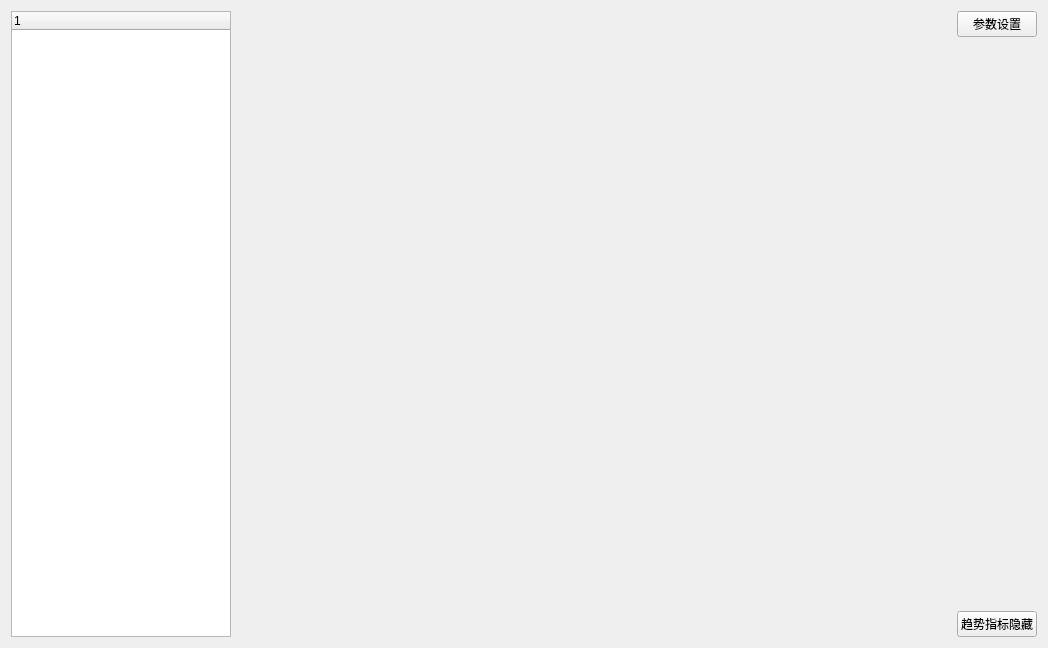
This is ChartDemo/ChartDemo.ui in C4C46/QwtChart_cpx as Qt 5 draws it before an edit. The edited form follows.
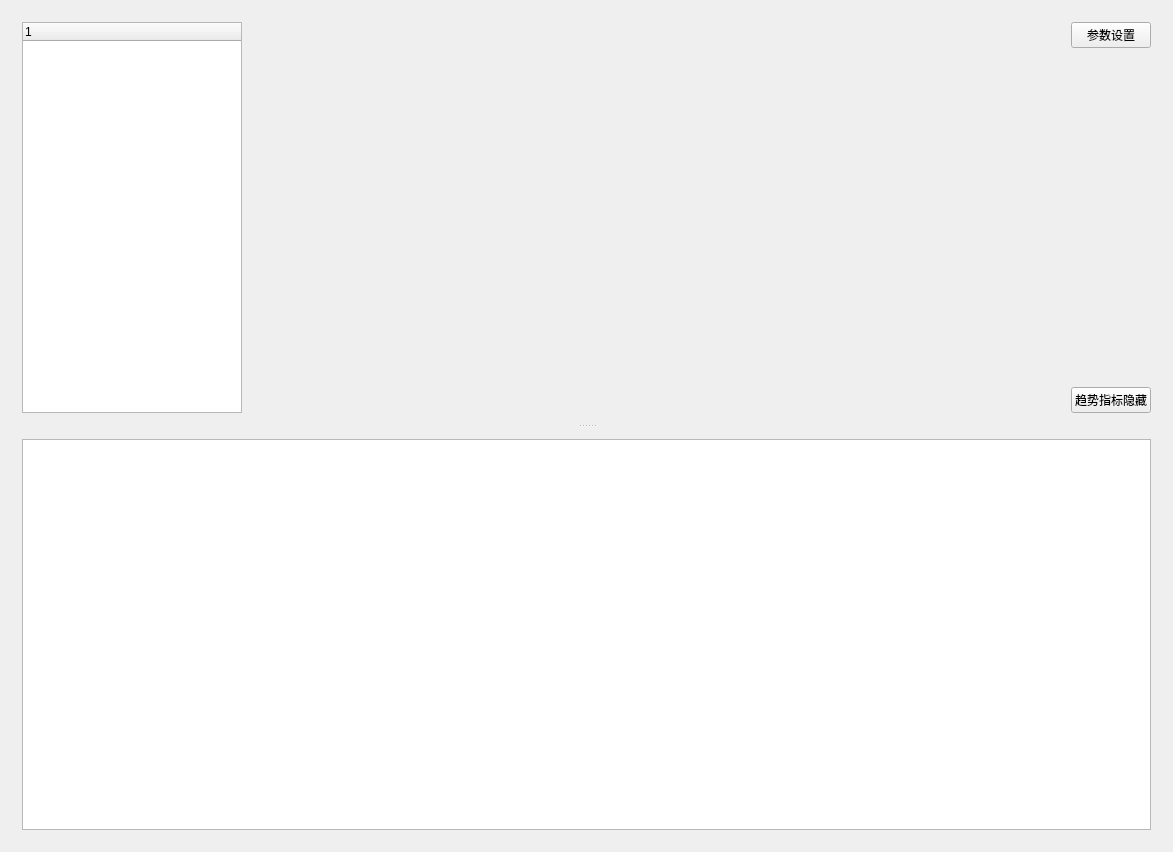
This is the edited form.

Commit message: 趋势图更新逻辑、配置、UI

```diff
--- a/ChartDemo/ChartDemo.ui
+++ b/ChartDemo/ChartDemo.ui
@@ -6,13 +6,20 @@
    <rect>
     <x>0</x>
     <y>0</y>
-    <width>1029</width>
-    <height>648</height>
+    <width>1173</width>
+    <height>852</height>
    </rect>
   </property>
   <property name="windowTitle">
    <string>ChartDemo</string>
   </property>
+  <layout class="QGridLayout" name="gridLayout_3">
+   <item row="0" column="0">
+    <widget class="QSplitter" name="splitter">
+     <property name="orientation">
+      <enum>Qt::Vertical</enum>
+     </property>
+     <widget class="QWidget" name="Top_widget" native="true">
   <layout class="QGridLayout" name="gridLayout">
    <item row="0" column="0">
     <layout class="QHBoxLayout" name="horizontalLayout_3">
@@ -24,6 +31,17 @@
          <height>0</height>
         </size>
        </property>
+           <property name="maximumSize">
+            <size>
+             <width>220</width>
+             <height>16777215</height>
+            </size>
+           </property>
+           <column>
+            <property name="text">
+             <string notr="true">1</string>
+            </property>
+           </column>
       </widget>
      </item>
      <item>
@@ -56,8 +74,8 @@
         <widget class="QWidget" name="Chartwidget" native="true">
          <property name="minimumSize">
           <size>
-           <width>800</width>
-           <height>550</height>
+               <width>0</width>
+               <height>0</height>
           </size>
          </property>
          <property name="sizeIncrement">
@@ -95,6 +113,17 @@
       </layout>
      </item>
     </layout>
+       </item>
+      </layout>
+     </widget>
+     <widget class="QWidget" name="Down_widget" native="true">
+      <layout class="QGridLayout" name="gridLayout_2">
+       <item row="0" column="0">
+        <widget class="QTableWidget" name="tableWidget"/>
+       </item>
+      </layout>
+     </widget>
+    </widget>
    </item>
   </layout>
  </widget>
```
Lines whose indentation alone changed are shown as unchanged. The commit also changes 7 other files.
